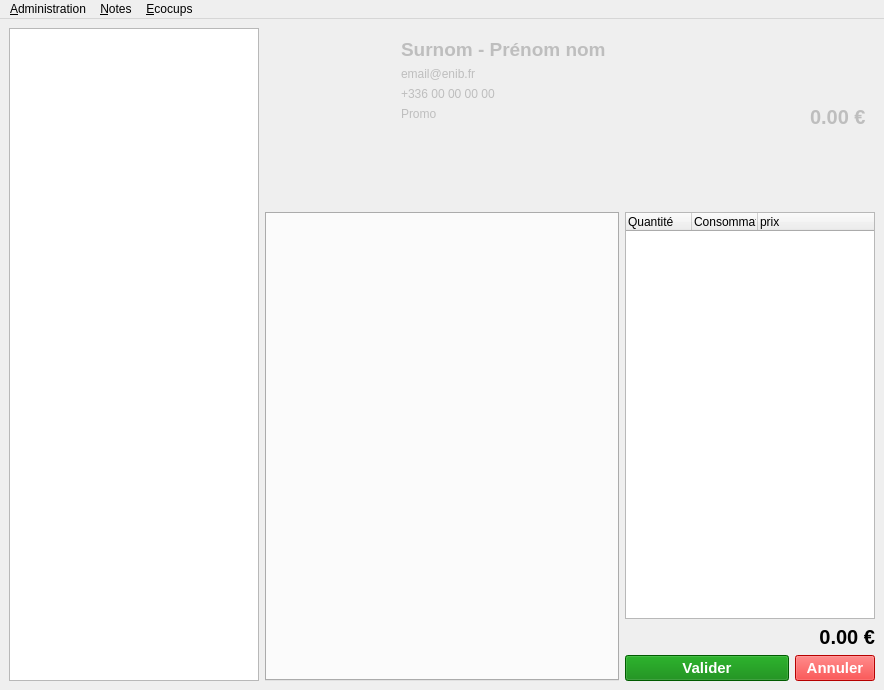
Old version of the form application/ui/mainwindow.ui in the repository nils-van-zuijlen/Enibar.
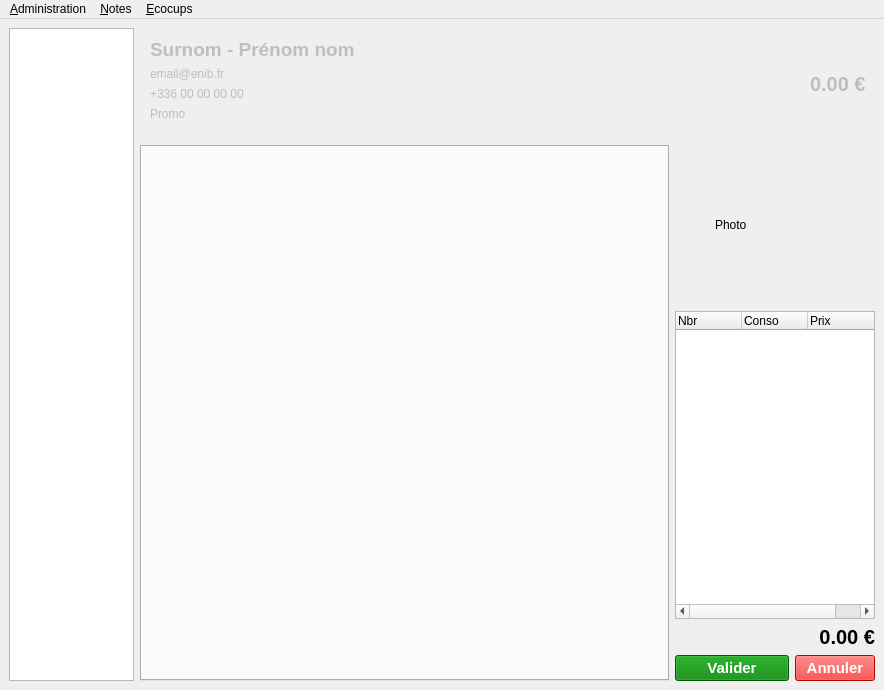
New version of the form. Custom widgets are drawn as their Qt base class.

Commit message: Fixes #62 Note refilling now appear on the transaction history

```diff
--- a/application/ui/mainwindow.ui
+++ b/application/ui/mainwindow.ui
@@ -34,13 +34,13 @@
       </property>
       <property name="minimumSize">
        <size>
-        <width>250</width>
+        <width>125</width>
         <height>0</height>
        </size>
       </property>
       <property name="maximumSize">
        <size>
-        <width>250</width>
+        <width>125</width>
         <height>16777215</height>
        </size>
       </property>
@@ -104,17 +104,89 @@
        <property name="bottomMargin">
         <number>0</number>
        </property>
-       <item row="2" column="0">
+       <item row="2" column="1">
+        <widget class="ProductList" name="product_list">
+         <property name="minimumSize">
+          <size>
+           <width>200</width>
+           <height>0</height>
+          </size>
+         </property>
+         <property name="maximumSize">
+          <size>
+           <width>200</width>
+           <height>16777215</height>
+          </size>
+         </property>
+         <property name="indentation">
+          <number>0</number>
+         </property>
+         <property name="wordWrap">
+          <bool>true</bool>
+         </property>
+         <attribute name="headerDefaultSectionSize">
+          <number>66</number>
+         </attribute>
+         <column>
+          <property name="text">
+           <string>Nbr</string>
+          </property>
+         </column>
+         <column>
+          <property name="text">
+           <string>Conso</string>
+          </property>
+         </column>
+         <column>
+          <property name="text">
+           <string>Prix</string>
+          </property>
+         </column>
+        </widget>
+       </item>
+       <item row="3" column="1">
+        <widget class="QLabel" name="total">
+         <property name="minimumSize">
+          <size>
+           <width>200</width>
+           <height>0</height>
+          </size>
+         </property>
+         <property name="maximumSize">
+          <size>
+           <width>200</width>
+           <height>16777215</height>
+          </size>
+         </property>
+         <property name="font">
+          <font>
+           <pointsize>15</pointsize>
+           <weight>75</weight>
+           <bold>true</bold>
+          </font>
+         </property>
+         <property name="styleSheet">
+          <string notr="true">padding:0.75em</string>
+         </property>
+         <property name="text">
+          <string>0.00 €</string>
+         </property>
+         <property name="alignment">
+          <set>Qt::AlignRight|Qt::AlignTrailing|Qt::AlignVCenter</set>
+         </property>
+        </widget>
+       </item>
+       <item row="4" column="1">
         <widget class="QWidget" name="widget_2" native="true">
          <property name="minimumSize">
           <size>
-           <width>250</width>
+           <width>200</width>
            <height>0</height>
           </size>
          </property>
          <property name="maximumSize">
           <size>
-           <width>250</width>
+           <width>200</width>
            <height>16777215</height>
           </size>
          </property>
@@ -174,64 +246,53 @@
          </layout>
         </widget>
        </item>
-       <item row="1" column="0">
-        <widget class="QLabel" name="total">
-         <property name="font">
-          <font>
-           <pointsize>15</pointsize>
-           <weight>75</weight>
-           <bold>true</bold>
-          </font>
+       <item row="0" column="1">
+        <widget class="QWidget" name="widget_3" native="true">
+         <property name="sizePolicy">
+          <sizepolicy hsizetype="Preferred" vsizetype="Maximum">
+           <horstretch>0</horstretch>
+           <verstretch>0</verstretch>
+          </sizepolicy>
          </property>
-         <property name="styleSheet">
-          <string notr="true">padding:0.75em</string>
-         </property>
-         <property name="text">
-          <string>0.00 €</string>
-         </property>
-         <property name="alignment">
-          <set>Qt::AlignRight|Qt::AlignTrailing|Qt::AlignVCenter</set>
-         </property>
-        </widget>
-       </item>
-       <item row="0" column="0">
-        <widget class="ProductList" name="product_list">
+         <layout class="QHBoxLayout" name="horizontalLayout_3">
+          <property name="leftMargin">
+           <number>0</number>
+          </property>
+          <property name="topMargin">
+           <number>0</number>
+          </property>
+          <property name="rightMargin">
+           <number>0</number>
+          </property>
+          <property name="bottomMargin">
+           <number>0</number>
+          </property>
+          <item>
+           <widget class="QLabel" name="note_photo">
+            <property name="sizePolicy">
+             <sizepolicy hsizetype="Fixed" vsizetype="Expanding">
+              <horstretch>0</horstretch>
+              <verstretch>0</verstretch>
+             </sizepolicy>
+            </property>
          <property name="minimumSize">
           <size>
-           <width>250</width>
-           <height>0</height>
+              <width>120</width>
+              <height>160</height>
           </size>
          </property>
          <property name="maximumSize">
           <size>
-           <width>250</width>
-           <height>16777215</height>
-          </size>
-         </property>
-         <property name="indentation">
-          <number>0</number>
-         </property>
-         <property name="wordWrap">
-          <bool>true</bool>
-         </property>
-         <attribute name="headerDefaultSectionSize">
-          <number>66</number>
-         </attribute>
-         <column>
+              <width>120</width>
+              <height>160</height>
+             </size>
+            </property>
           <property name="text">
-           <string>Quantité</string>
-          </property>
-         </column>
-         <column>
-          <property name="text">
-           <string>Consommation</string>
-          </property>
-         </column>
-         <column>
-          <property name="text">
-           <string>prix</string>
-          </property>
-         </column>
+             <string>Photo</string>
+            </property>
+           </widget>
+          </item>
+         </layout>
         </widget>
        </item>
       </layout>
@@ -252,31 +313,6 @@
        <string notr="true"/>
       </property>
       <layout class="QHBoxLayout" name="horizontalLayout_2">
-       <item>
-        <widget class="QLabel" name="note_photo">
-         <property name="sizePolicy">
-          <sizepolicy hsizetype="Fixed" vsizetype="Expanding">
-           <horstretch>0</horstretch>
-           <verstretch>0</verstretch>
-          </sizepolicy>
-         </property>
-         <property name="minimumSize">
-          <size>
-           <width>120</width>
-           <height>160</height>
-          </size>
-         </property>
-         <property name="maximumSize">
-          <size>
-           <width>120</width>
-           <height>160</height>
-          </size>
-         </property>
-         <property name="text">
-          <string/>
-         </property>
-        </widget>
-       </item>
        <item alignment="Qt::AlignTop">
         <widget class="QFrame" name="note_middle">
          <property name="sizePolicy">
@@ -375,25 +411,6 @@
             </property>
            </widget>
           </item>
-          <item>
-           <spacer name="verticalSpacer">
-            <property name="enabled">
-             <bool>false</bool>
-            </property>
-            <property name="orientation">
-             <enum>Qt::Vertical</enum>
-            </property>
-            <property name="sizeType">
-             <enum>QSizePolicy::Expanding</enum>
-            </property>
-            <property name="sizeHint" stdset="0">
-             <size>
-              <width>20</width>
-              <height>120</height>
-             </size>
-            </property>
-           </spacer>
-          </item>
          </layout>
         </widget>
        </item>
```
Lines whose indentation alone changed are shown as unchanged. The commit also changes 4 other files.
